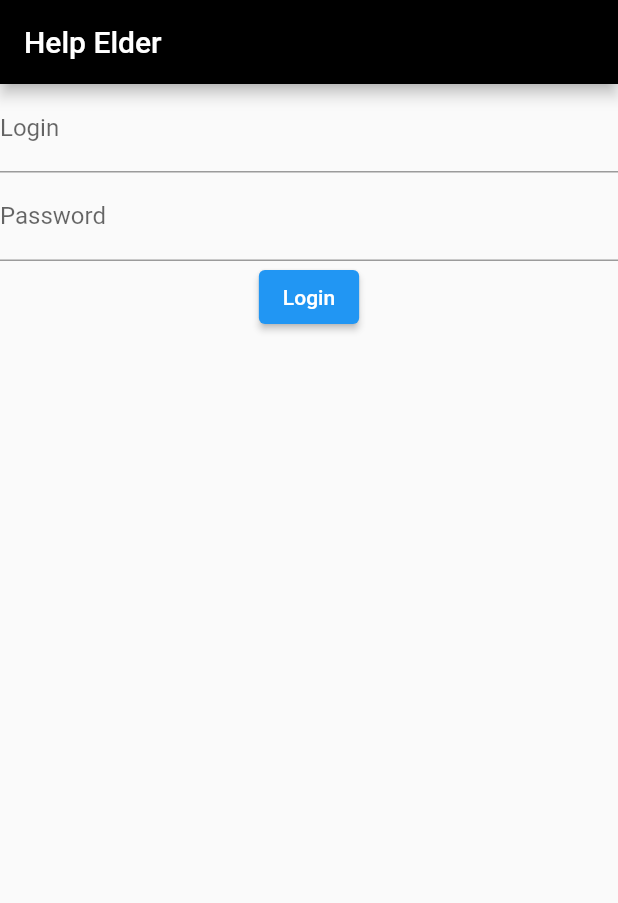
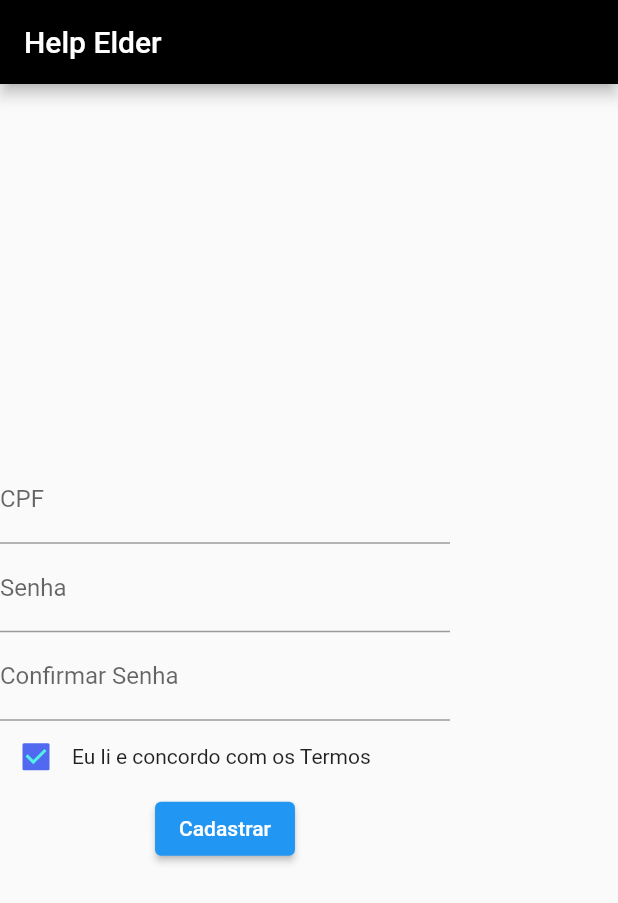
Before and after one commit to ReidakaiMFZ/help-elder, a Flutter app: the screen it shows after launch, on a phone screen of 412 x 824 dp. Shown: the top 903 px of the screen. Run offline on Flutter 3.47's test engine with Material 2 defaults, Android fonts, the phone set to English and light mode, and no system bars.

Commit message:
tela de cadastro
começando a estilizar a tela de cadastro(não faço a menor ideia do que eu tô fazendo)

```diff
--- a/help_elder/lib/main.dart
+++ b/help_elder/lib/main.dart
@@ -18,24 +18,61 @@
           backgroundColor: Colors.black,
         ),
         body: Column(
+          mainAxisAlignment: MainAxisAlignment.center,
+          mainAxisSize: MainAxisSize.max,
+          crossAxisAlignment: CrossAxisAlignment.center,
           children: [
-            TextField(
-              decoration: const InputDecoration(
-                labelText: 'Login',
+            // const SizedBox(
+            //   height: 70,
+            //   width: 70,
+            // ),
+            SizedBox(
+              width: 300,
+              child: TextField(
+                decoration: const InputDecoration(
+                  labelText: 'CPF',
+                ),
               ),
             ),
-            TextField(
-              decoration: const InputDecoration(
-                labelText: 'Password',
+            SizedBox(
+              width: 300,
+              child: TextField(
+                decoration: const InputDecoration(
+                  labelText: 'Senha',
+                ),
+              ),
+            ),
+            SizedBox(
+              width: 300,
+              child: TextField(
+                decoration: const InputDecoration(
+                  labelText: 'Confirmar Senha',
+                ),
+              ),
+            ),
+            SizedBox(
+              width: 300,
+              child: Row(
+                children:[
+                  Checkbox(
+                    value: true,
+                    onChanged: (bool? value) {},
+                    checkColor: Color.fromARGB(255, 81, 241, 228),
+                    activeColor: Color.fromARGB(255, 81, 105, 241),
+                  ),
+                  Text('Eu li e concordo com os Termos')
+                ],
+
               ),
             ),
             ElevatedButton(
-              child: const Text('Login'),
+              child: const Text('Cadastrar'),
               onPressed: () {
-                Navigator.pushNamed(context, '/home');
+                // Navigator.pushNamed(context, '/home');
               },
             ),
           ],
+
         ),
       ),
     );
```
